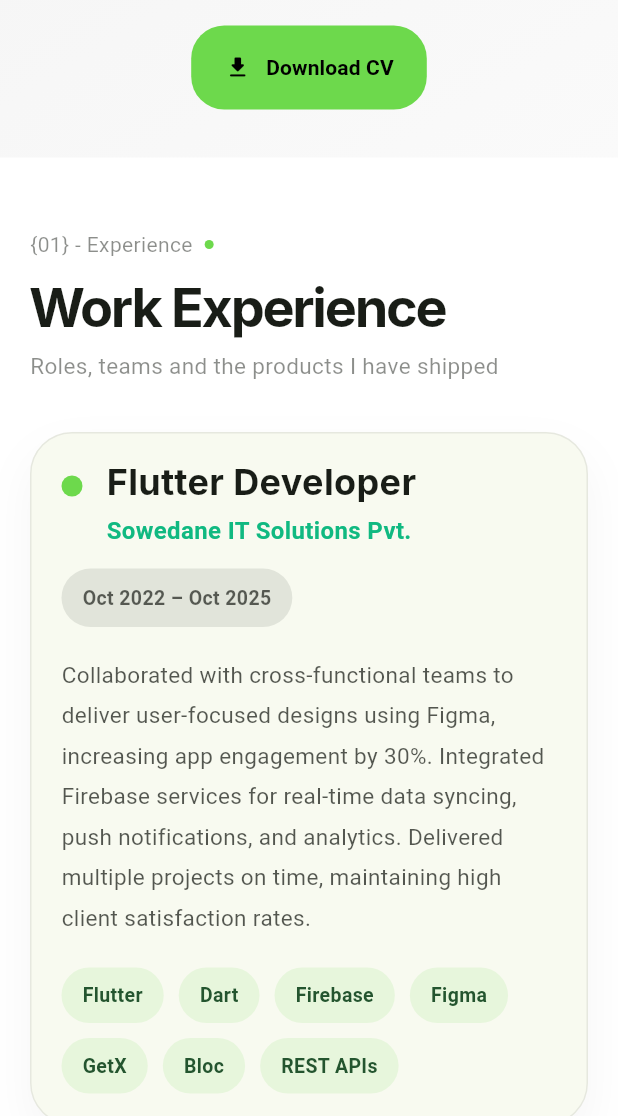
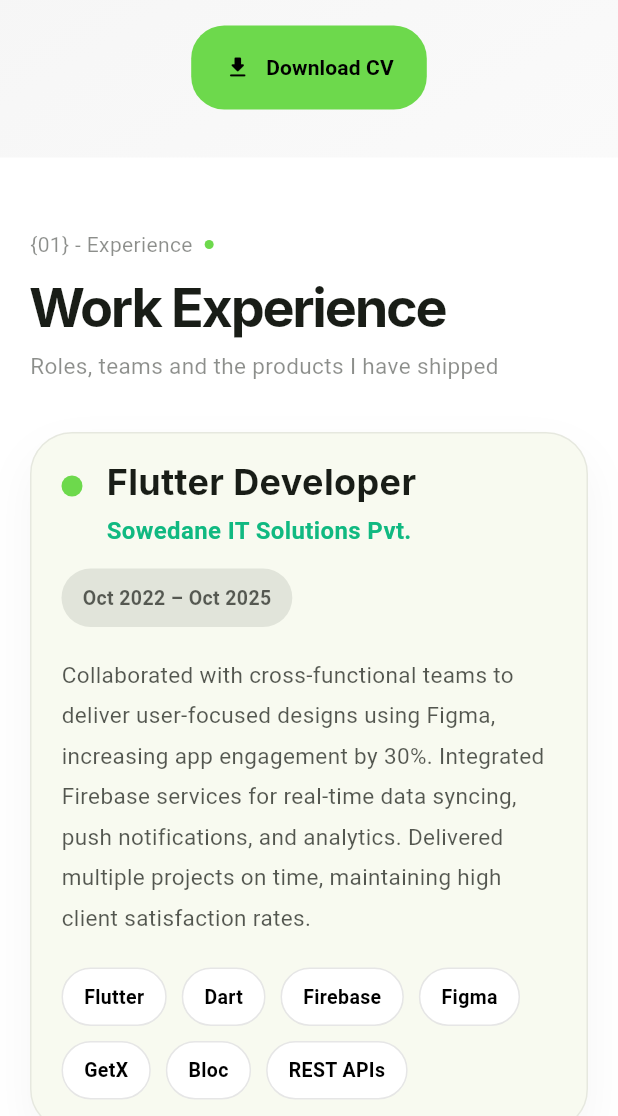
Before and after one commit to gokulekd/gokul_portfolio, a Flutter app: the AboutPage screen opened by its route, scrolled down 576 dp, on a phone screen of 412 x 824 dp, the part 120-1236 px from its top. Run offline on Flutter 3.47's test engine with Material 3 defaults, Android fonts, the phone set to English and light mode, and no system bars; our stand-ins replace cloud_firestore, file_picker, firebase_auth, firebase_core, firebase_messaging, flutter_riverpod and 7 more; missing offline and left inert: dart:js_interop; accounts and stored records are empty; network calls fail; Roboto replaces fonts that are missing (Inter, Manrope).

Commit message:
Make experience tech tags readable in both themes
The pale-green tags with dark-green text were hard to read. Use white
tags with black text in light mode and black tags with white text in
dark mode, with a hairline border to separate them from the card.

Co-Authored-By: Claude Opus 5.5 <noreply@anthropic.com>

```diff
--- a/lib/features/portfolio/widgets/experience/experience_components.dart
+++ b/lib/features/portfolio/widgets/experience/experience_components.dart
@@ -481,18 +481,28 @@ class TechPill extends StatelessWidget {
 
   @override
   Widget build(BuildContext context) {
+    // White with black text in light mode, black with white text in dark
+    // mode; the hairline border keeps it distinct from the card behind.
+    final isDark = Theme.of(context).brightness == Brightness.dark;
+
     return Container(
       padding: const EdgeInsets.symmetric(horizontal: 14, vertical: 9),
       decoration: BoxDecoration(
-        color: AppColors.primaryGreen.withValues(alpha: 0.12),
+        color: isDark ? Colors.black : Colors.white,
         borderRadius: BorderRadius.circular(24),
+        border: Border.all(
+          color:
+              isDark
+                  ? Colors.white.withValues(alpha: 0.14)
+                  : Colors.black.withValues(alpha: 0.1),
+        ),
       ),
       child: Text(
         label,
         style: GoogleFonts.manrope(
           fontSize: 13,
           fontWeight: FontWeight.w700,
-          color: const Color(0xFF24552F),
+          color: isDark ? Colors.white : Colors.black,
         ),
       ),
     );
```
